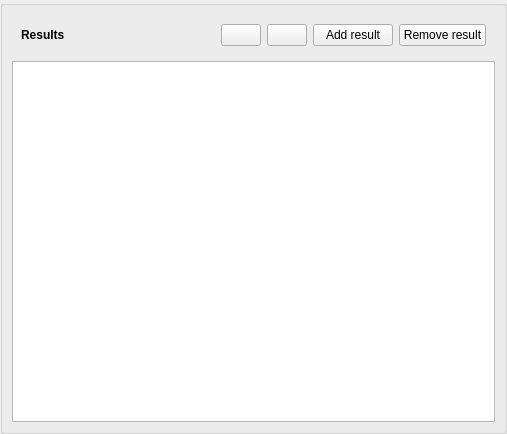
Qt form threedi_plugin_dockwidget_base.ui (nens/threedi-results-analysis) before a commit.
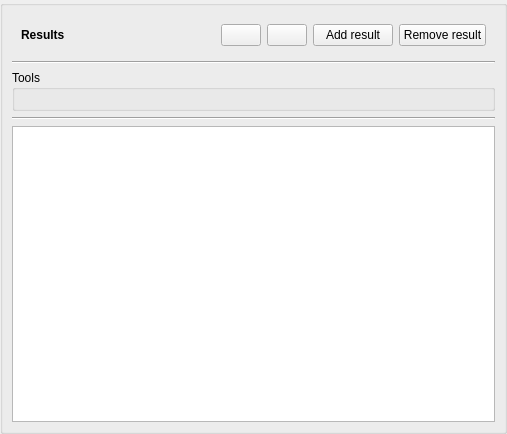
The same form after that commit. Icons and pictures are not drawn.

Commit message: WIP anim GUi integration

```diff
--- a/threedi_plugin_dockwidget_base.ui
+++ b/threedi_plugin_dockwidget_base.ui
@@ -197,6 +197,28 @@
              </layout>
             </widget>
            </item>
+           <item>
+            <widget class="Line" name="line">
+             <property name="orientation">
+              <enum>Qt::Horizontal</enum>
+             </property>
+            </widget>
+           </item>
+           <item>
+            <widget class="QGroupBox" name="toolGroupBox">
+             <property name="title">
+              <string>Tools</string>
+             </property>
+             <layout class="QVBoxLayout" name="verticalLayout_2"/>
+            </widget>
+           </item>
+           <item>
+            <widget class="Line" name="line_2">
+             <property name="orientation">
+              <enum>Qt::Horizontal</enum>
+             </property>
+            </widget>
+           </item>
            <item>
             <widget class="QTreeView" name="treeView">
              <property name="headerHidden">
```
The commit also changes 3 other files.
